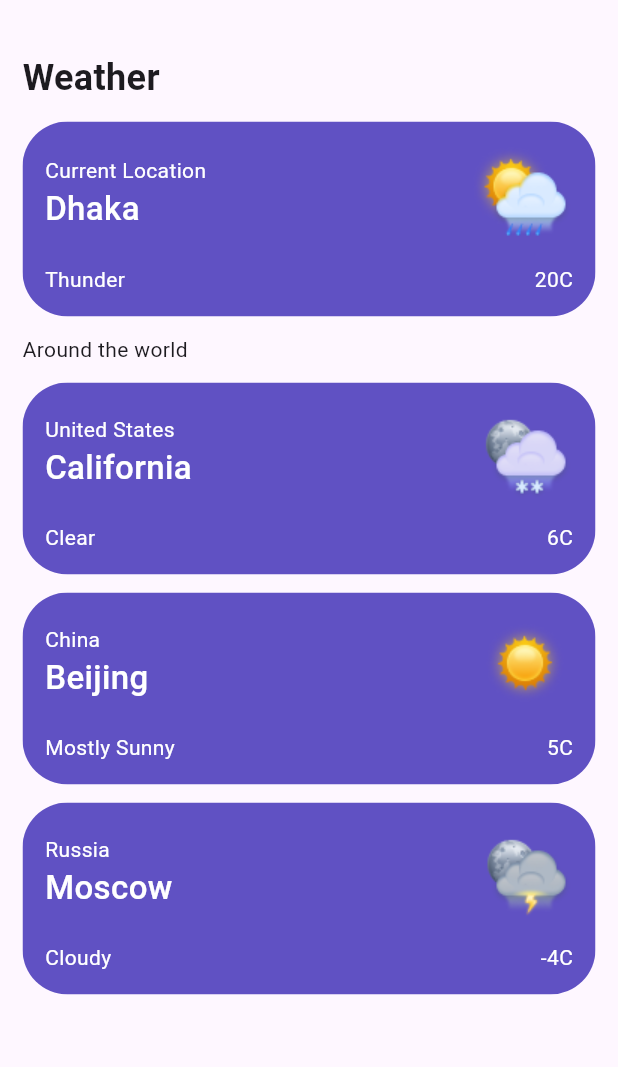
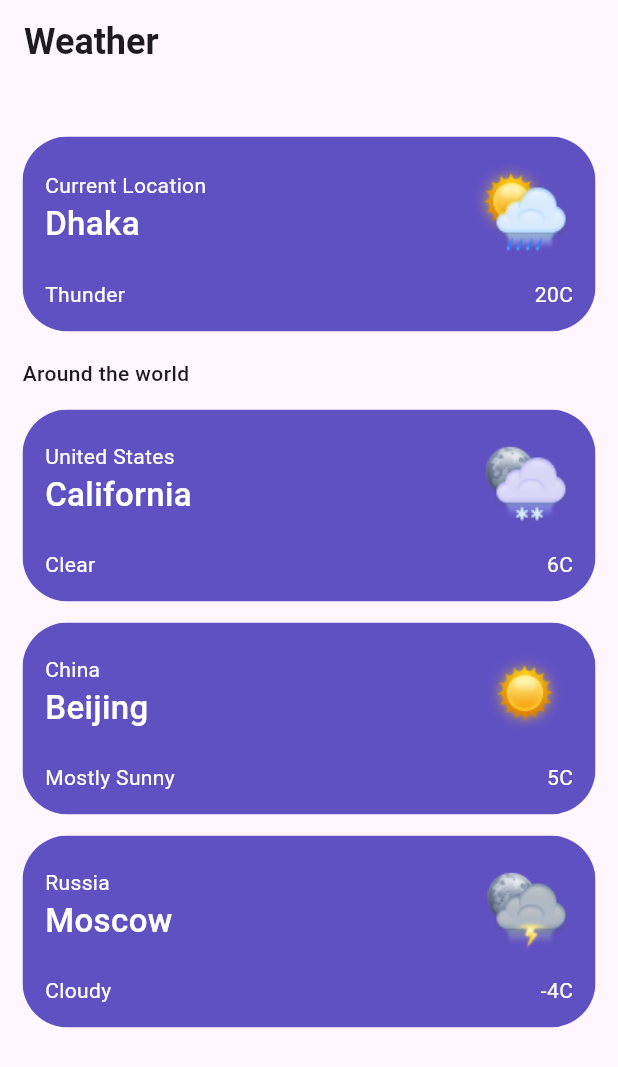
Before and after one commit to rhickwel-valdez/appdev-prelim-exam, a Flutter app: the screen it shows after launch, on a phone screen of 412 x 824 dp. Shown: the top 1067 px of the screen. Run offline on Flutter 3.47's test engine with Material 3 defaults, Android fonts, the phone set to English and light mode, and no system bars.

Commit message:
updated fontend design

```diff
--- a/lib/main.dart
+++ b/lib/main.dart
@@ -17,28 +17,32 @@ class MyApp extends StatelessWidget {
     return MaterialApp(
       debugShowCheckedModeBanner: false,
       home: Scaffold(
+        appBar: AppBar(title:
+          Text(
+            'Weather',
+            style: TextStyle(fontSize: 24, fontWeight: FontWeight.w600),
+            textAlign: TextAlign.start,
+          ),
+        ),
         body: Container(
           padding: EdgeInsets.only(top: 35, right: 15, bottom: 35, left: 15),
           child: Column(
             crossAxisAlignment: CrossAxisAlignment.start,
             children: [
-              Text(
-                'Weather',
-                style: TextStyle(fontSize: 24, fontWeight: FontWeight.w600),
-                textAlign: TextAlign.start,
-              ),
-              SizedBox(height: 12),
               WeatherCard(weatherData: locations.first),
-              SizedBox(height: 12),
+              SizedBox(height: 18),
               Text(
                 'Around the world',
-                style: TextStyle(fontSize: 14),
+                style: TextStyle(
+                  fontSize: 14,
+                  fontWeight: FontWeight.w500
+                ),
               ),
-              SizedBox(height: 12),
+              SizedBox(height: 14),
               for (var location in locations)
                 if (!location.isSelected)
                   Padding(
-                    padding: const EdgeInsets.only(bottom: 12),
+                    padding: const EdgeInsets.only(bottom: 14),
                     child: WeatherCard(weatherData: location),
                   ),
             ],
```
